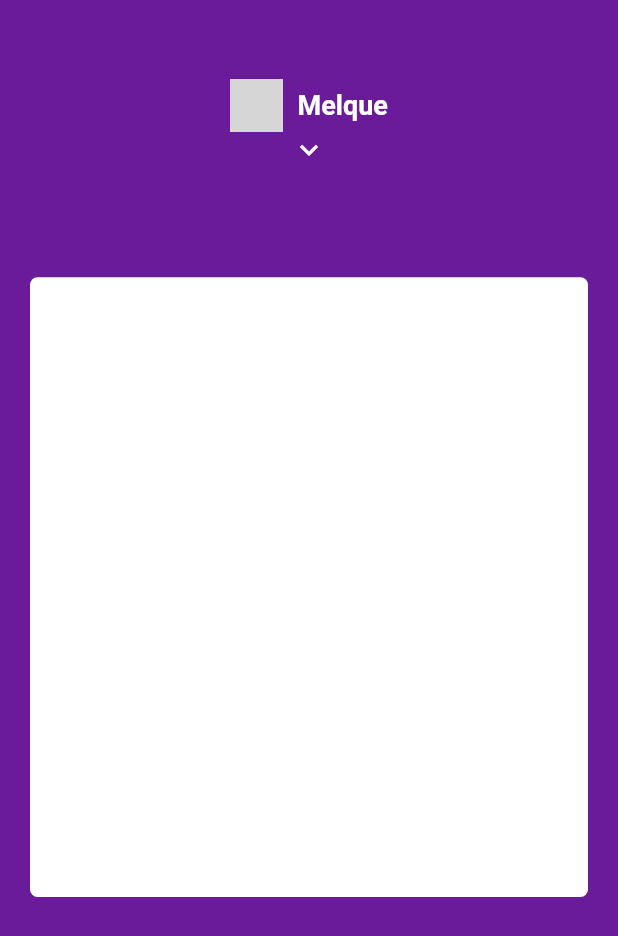
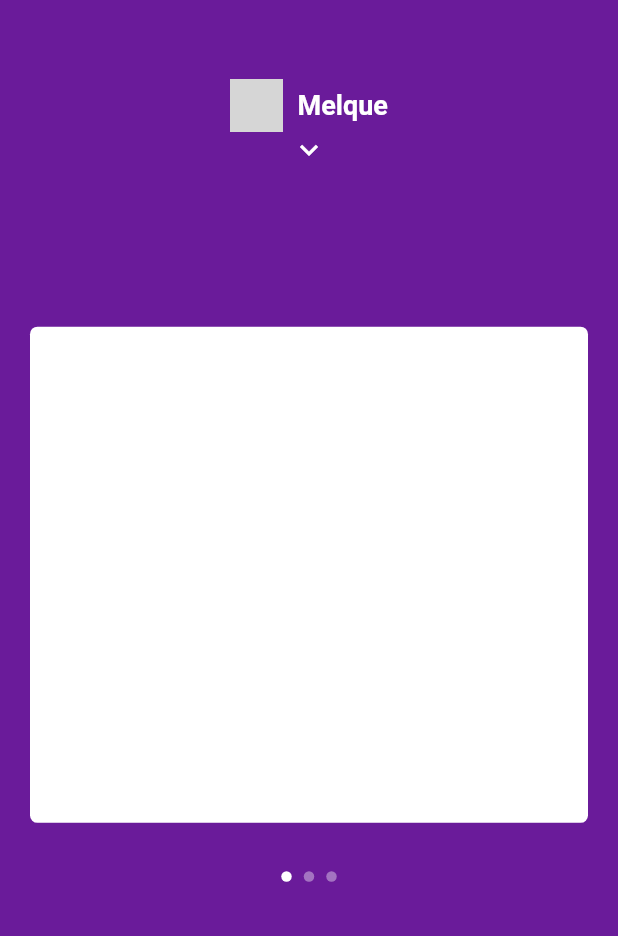
Before and after one commit to melquetrindade/Pokedex, a Flutter app: the screen it shows after launch, on a phone screen of 412 x 824 dp. Shown: the top 936 px of the screen. Run offline on Flutter 3.47's test engine with Material 2 defaults, Android fonts, the light colour scheme and no system bars; network calls fail; grey boxes are pictures that could not be loaded.

Commit message:
continuando com o projeto nubank

```diff
--- a/my_nubank/lib/pages/home/home_page.dart
+++ b/my_nubank/lib/pages/home/home_page.dart
@@ -2,6 +2,8 @@ import 'package:flutter/widgets.dart';
 import 'package:flutter/material.dart';
 import 'package:my_nubank/pages/home/widgets/my_app_bar.dart';
 import 'package:my_nubank/pages/card_app.dart';
+import 'package:my_nubank/pages/home/widgets/my_dots_app.dart';
+import 'package:my_nubank/pages/home/widgets/page_view_app.dart';
 
 class HomePage extends StatefulWidget {
   @override
@@ -10,14 +12,16 @@ class HomePage extends StatefulWidget {
 
 class _HomePageState extends State<HomePage> {
   bool _showMenu = false;
-  int pagAtual = 0;
+  //int pagAtual = 0;
+  int _currentIndex = 0;
   late PageController _pageController;
 
   @override
   void initState() {
     super.initState();
     _showMenu = false;
-    _pageController = PageController(initialPage: pagAtual);
+    _currentIndex = 0;
+    //_pageController = PageController(initialPage: pagAtual);
   }
 
   @override
@@ -37,6 +41,7 @@ class _HomePageState extends State<HomePage> {
               });
             },
           ),
+          /*
           Positioned(
             top: _screenHeigth * 0.20,
             height: _screenHeigth * 0.55,
@@ -51,7 +56,19 @@ class _HomePageState extends State<HomePage> {
                 CardApp(),
               ],
             ),
+          ),*/
+          PageViewApp(
+            top: _screenHeigth * 0.24,
+            onChanged: (index) {
+              setState(() {
+                _currentIndex = index;
+              });
+            },
           ),
+          Positioned(
+            top: _screenHeigth * 0.70,
+            child: MyDotsApp(curretIndex: _currentIndex,),
+          )
         ],
       ),
     );
--- /dev/null
+++ b/my_nubank/lib/pages/home/widgets/my_dots_app.dart
@@ -0,0 +1,55 @@
+import 'package:flutter/material.dart';
+
+class MyDotsApp extends StatelessWidget {
+  final int curretIndex;
+
+  MyDotsApp({required this.curretIndex});
+
+  Color getColor(int index) {
+    return index == curretIndex ? Colors.white : Colors.white38;
+  }
+
+  @override
+  Widget build(BuildContext context) {
+    return Row(
+      children: [
+        Padding(
+          padding: const EdgeInsets.all(4.0),
+          child: AnimatedContainer(
+            duration: Duration(milliseconds: 300),
+            width: 7,
+            height: 7,
+            decoration: BoxDecoration(
+              color: getColor(0),
+              shape: BoxShape.circle,
+            ),
+          ),
+        ),
+        Padding(
+          padding: const EdgeInsets.all(4.0),
+          child: AnimatedContainer(
+            duration: Duration(milliseconds: 300),
+            width: 7,
+            height: 7,
+            decoration: BoxDecoration(
+              color: getColor(1),
+              shape: BoxShape.circle,
+            ),
+          ),
+        ),
+        Padding(
+          padding: const EdgeInsets.all(4.0),
+          child: AnimatedContainer(
+            duration: Duration(milliseconds: 300),
+            width: 7,
+            height: 7,
+            decoration: BoxDecoration(
+              color: getColor(2),
+              shape: BoxShape.circle,
+            ),
+          ),
+        ),
+      ],
+    );
+  }
+}
--- /dev/null
+++ b/my_nubank/lib/pages/home/widgets/page_view_app.dart
@@ -0,0 +1,31 @@
+import 'package:flutter/material.dart';
+
+import '../../card_app.dart';
+
+class PageViewApp extends StatelessWidget {
+  final double top;
+  //late PageController _pageController;
+  final ValueChanged<int> onChanged;
+
+  PageViewApp({required this.top, required this.onChanged});
+
+  @override
+  Widget build(BuildContext context) {
+    return Positioned(
+      top: top,
+      height: MediaQuery.of(context).size.height * 0.45,
+      left: 0,
+      right: 0,
+      child: PageView(
+        onPageChanged: onChanged,
+        //controller: _pageController,
+        physics: BouncingScrollPhysics(),
+        children: [
+          CardApp(),
+          CardApp(),
+          CardApp(),
+        ],
+      ),
+    );
+  }
+}
```
